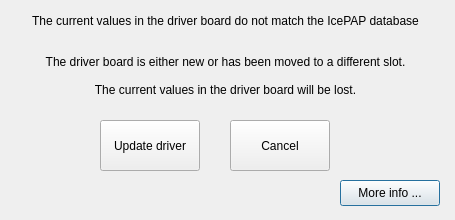
First picture: the form in icepapCMS/ui_icepapcms/ui/dialogconflictdriver_nonexpert.ui, repository ALBA-Synchrotron/IcepapCMS, before the edit.
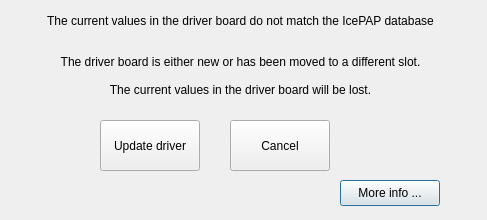
Second picture: the form after the edit.

Commit message: Fix labels sizes

The edit to the form file:
```diff
--- a/icepapCMS/ui_icepapcms/ui/dialogconflictdriver_nonexpert.ui
+++ b/icepapCMS/ui_icepapcms/ui/dialogconflictdriver_nonexpert.ui
@@ -6,7 +6,7 @@
    <rect>
     <x>0</x>
     <y>0</y>
-    <width>455</width>
+    <width>487</width>
     <height>220</height>
    </rect>
   </property>
@@ -18,7 +18,7 @@
     <rect>
      <x>10</x>
      <y>0</y>
-     <width>431</width>
+     <width>461</width>
      <height>41</height>
     </rect>
    </property>
@@ -34,7 +34,7 @@
     <rect>
      <x>30</x>
      <y>50</y>
-     <width>391</width>
+     <width>421</width>
      <height>51</height>
     </rect>
    </property>
```
